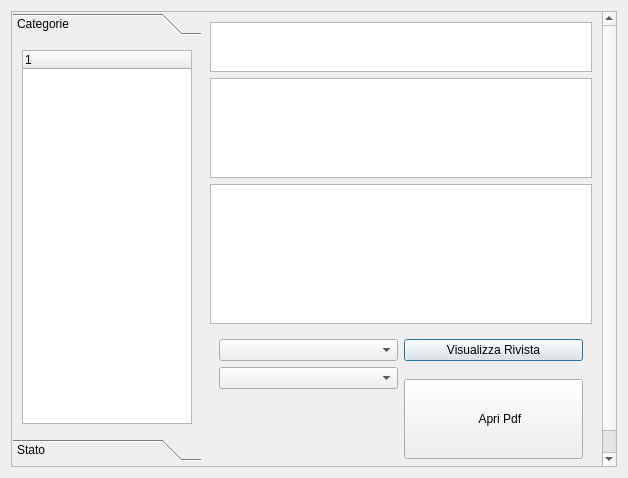
Qt form bookmarkgui.ui (simon-r/LeScienze500) before a commit.
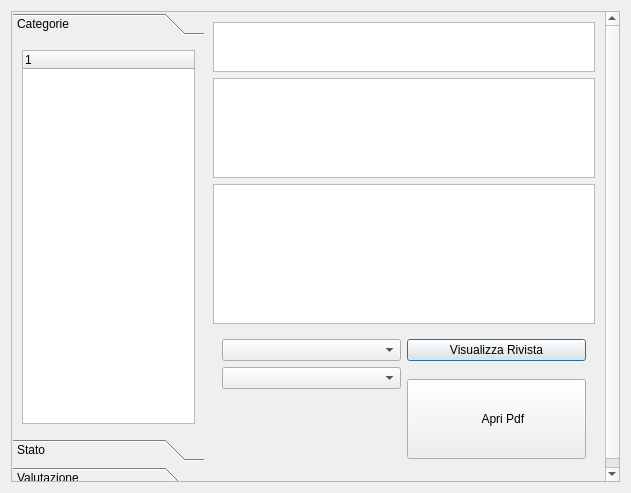
The same form after that commit. Icons and pictures are not drawn.

```diff
--- a/bookmarkgui.ui
+++ b/bookmarkgui.ui
@@ -6,8 +6,8 @@
    <rect>
     <x>0</x>
     <y>0</y>
-    <width>628</width>
-    <height>478</height>
+    <width>631</width>
+    <height>493</height>
    </rect>
   </property>
   <property name="windowTitle">
@@ -24,8 +24,8 @@
        <rect>
         <x>0</x>
         <y>0</y>
-        <width>614</width>
-        <height>464</height>
+        <width>617</width>
+        <height>479</height>
        </rect>
       </property>
       <layout class="QHBoxLayout" name="horizontalLayout">
@@ -51,8 +51,8 @@
            <rect>
             <x>0</x>
             <y>0</y>
-            <width>202</width>
-            <height>371</height>
+            <width>205</width>
+            <height>386</height>
            </rect>
           </property>
           <attribute name="label">
@@ -61,6 +61,9 @@
           <layout class="QVBoxLayout" name="verticalLayout">
            <item>
             <widget class="QTreeWidget" name="treeCategorie">
+             <property name="columnCount">
+              <number>1</number>
+             </property>
              <column>
               <property name="text">
                <string notr="true">1</string>
```
Left out of the diff: 8 changed lines with no effect on the pictures.
